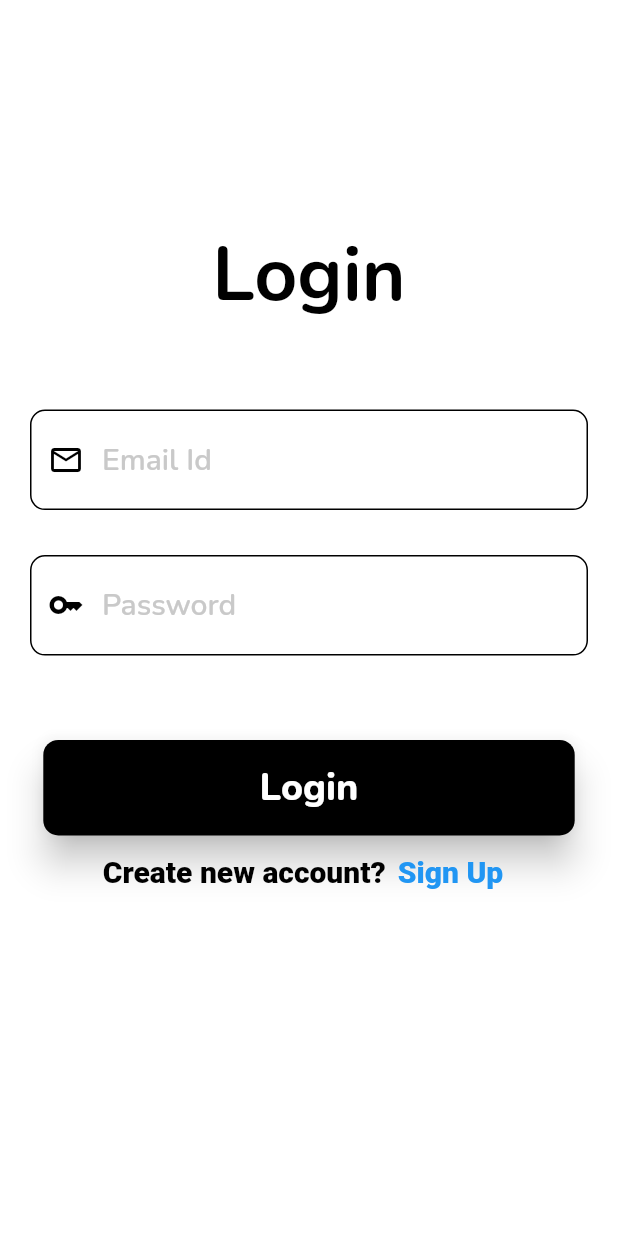
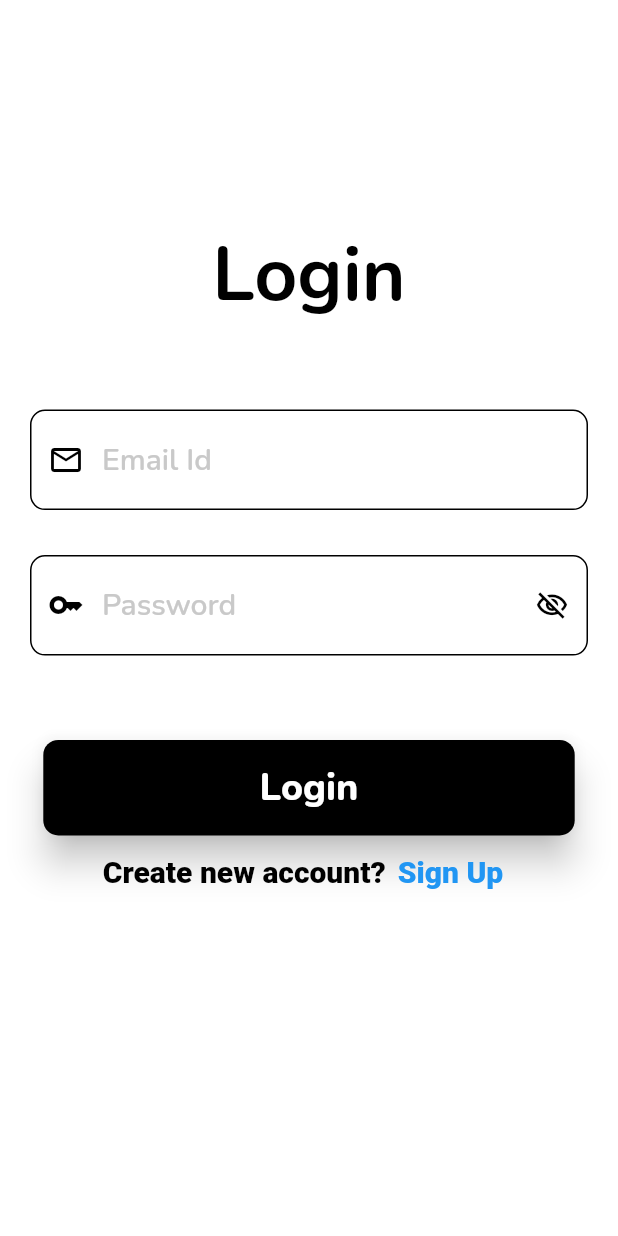
Before and after one commit to TeamCopium/JobFindr-App, a Flutter app: the SignUp screen opened directly, after a tap on "Sign Up", after a tap on "Login", on a phone screen of 412 x 824 dp. Run offline on Flutter 3.47's test engine with Material 2 defaults, Android fonts, the phone set to English and light mode, and no system bars; our stand-ins replace google_fonts.

Commit message:
Complete signup

```diff
--- a/jobfindr/lib/screens/login.dart
+++ b/jobfindr/lib/screens/login.dart
@@ -15,8 +15,17 @@ class LoginScreen extends StatefulWidget {
 final _formKeyy = GlobalKey<FormState>();
 
 class _LoginScreenState extends State<LoginScreen> {
-  final emailController = TextEditingController();
-  final passwordController = TextEditingController();
+  late TextEditingController emailController;
+  late TextEditingController passwordController;
+  late bool passwordVisibility;
+
+  @override
+  void initState() {
+    super.initState();
+    emailController = TextEditingController();
+    passwordController = TextEditingController();
+    passwordVisibility = false;
+  }
 
   @override
   Widget build(BuildContext context) {
@@ -92,6 +101,7 @@ class _LoginScreenState extends State<LoginScreen> {
                   padding: EdgeInsets.symmetric(horizontal: 20, vertical: 15),
                   child: TextFormField(
                     controller: passwordController,
+                    obscureText: !passwordVisibility,
                     style:
                         GoogleFonts.nunito(fontSize: 20, color: Colors.black),
                     textCapitalization: TextCapitalization.words,
@@ -120,6 +130,18 @@ class _LoginScreenState extends State<LoginScreen> {
                           Icons.key,
                           color: Color(0xff000000),
                         ),
+                        suffixIcon: InkWell(
+                            onTap: () => setState(
+                                  () =>
+                                      passwordVisibility = !passwordVisibility,
+                                ),
+                            child: Icon(
+                              passwordVisibility
+                                  ? Icons.visibility_outlined
+                                  : Icons.visibility_off_outlined,
+                              color: Colors.black,
+                              size: 22,
+                            )),
                         hintStyle: GoogleFonts.nunito(
                             fontWeight: FontWeight.w600,
                             fontSize: 20,
@@ -172,9 +194,10 @@ class _LoginScreenState extends State<LoginScreen> {
                     ),
                     TextButton(
                         onPressed: () {
-                          Navigator.push(context,
-                            MaterialPageRoute(
-                                builder: (context) => SignUp()));
+                          Navigator.push(
+                              context,
+                              MaterialPageRoute(
+                                  builder: (context) => SignUp()));
                         },
                         child: Text(
                           'Sign Up',
--- a/jobfindr/lib/screens/signup.dart
+++ b/jobfindr/lib/screens/signup.dart
@@ -6,20 +6,27 @@ import 'package:jobfindr/screens/login.dart';
 import 'package:jobfindr/screens/resumedrop.dart';
 
 class SignUp extends StatefulWidget {
-  const SignUp({ Key? key }) : super(key: key);
+  const SignUp({Key? key}) : super(key: key);
 
   @override
   State<SignUp> createState() => _SignUpState();
 }
+
 final _formKey = GlobalKey<FormState>();
 
-
-
-
 class _SignUpState extends State<SignUp> {
-  final nameController = TextEditingController();
-  final emailController = TextEditingController();
-  final passwordController = TextEditingController();
+  late TextEditingController nameController;
+  late TextEditingController emailController;
+  late TextEditingController passwordController;
+  late bool passwordVisibility;
+  @override
+  void initState() {
+    super.initState();
+    nameController = TextEditingController();
+    emailController = TextEditingController();
+    passwordController = TextEditingController();
+    passwordVisibility = false;
+  }
 
   @override
   Widget build(BuildContext context) {
@@ -133,6 +140,7 @@ class _SignUpState extends State<SignUp> {
                   padding: EdgeInsets.symmetric(horizontal: 20, vertical: 15),
                   child: TextFormField(
                     controller: passwordController,
+                    obscureText: !passwordVisibility,
                     style:
                         GoogleFonts.nunito(fontSize: 20, color: Colors.black),
                     textCapitalization: TextCapitalization.words,
@@ -161,6 +169,18 @@ class _SignUpState extends State<SignUp> {
                           Icons.key,
                           color: Color(0xff000000),
                         ),
+                        suffixIcon: InkWell(
+                            onTap: () => setState(
+                                  () =>
+                                      passwordVisibility = !passwordVisibility,
+                                ),
+                            child: Icon(
+                              passwordVisibility
+                                  ? Icons.visibility_outlined
+                                  : Icons.visibility_off_outlined,
+                              color: Colors.black,
+                              size: 22,
+                            )),
                         hintStyle: GoogleFonts.nunito(
                             fontWeight: FontWeight.w600,
                             fontSize: 20,
@@ -213,9 +233,10 @@ class _SignUpState extends State<SignUp> {
                     ),
                     TextButton(
                         onPressed: () {
-                          Navigator.push(context,
-                            MaterialPageRoute(
-                                builder: (context) => LoginScreen()));
+                          Navigator.push(
+                              context,
+                              MaterialPageRoute(
+                                  builder: (context) => LoginScreen()));
                         },
                         child: Text(
                           'Login',
```
